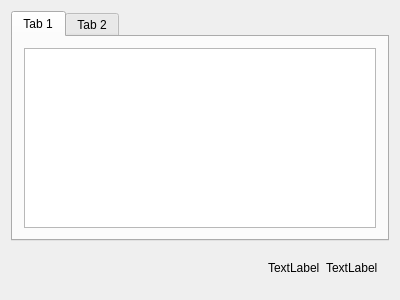
MichaelMure/Arbore-qt, file src/mainwindow.ui: the form before one commit.
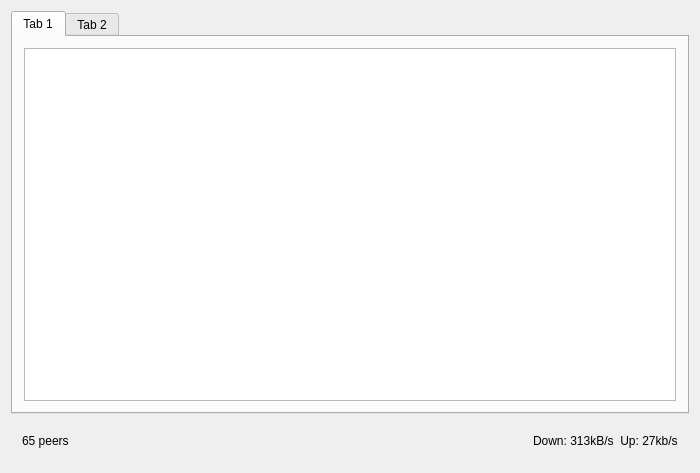
The form after the commit.

What changed in the file:
```diff
--- a/src/mainwindow.ui
+++ b/src/mainwindow.ui
@@ -6,8 +6,8 @@
    <rect>
     <x>0</x>
     <y>0</y>
-    <width>400</width>
-    <height>300</height>
+    <width>700</width>
+    <height>473</height>
    </rect>
   </property>
   <property name="windowTitle">
@@ -40,6 +40,13 @@
     <item>
      <widget class="QWidget" name="statusBar" native="true">
       <layout class="QHBoxLayout" name="horizontalLayout">
+       <item>
+        <widget class="QLabel" name="peerslabel">
+         <property name="text">
+          <string>65 peers</string>
+         </property>
+        </widget>
+       </item>
        <item>
         <spacer name="horizontalSpacer">
          <property name="orientation">
@@ -56,14 +63,7 @@
        <item>
         <widget class="QLabel" name="statslabel">
          <property name="text">
-          <string>TextLabel</string>
-         </property>
-        </widget>
-       </item>
-       <item>
-        <widget class="QLabel" name="peerslabel">
-         <property name="text">
-          <string>TextLabel</string>
+          <string>Down: 313kB/s  Up: 27kb/s</string>
          </property>
         </widget>
        </item>
```
